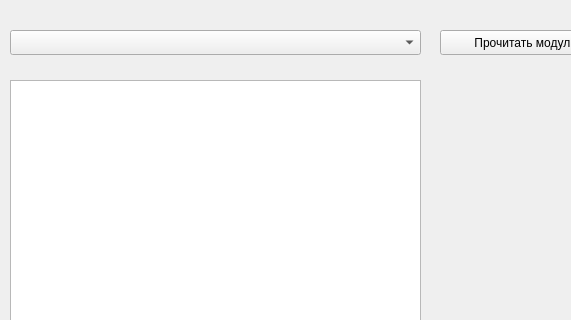
ualex90/SmartHomeRecovery, file src/qt/UI/UI_MainWin.ui: the form before one commit; both pictures show x 0 to 571 and y 0 to 320 of the 1168 by 769 pixel window.
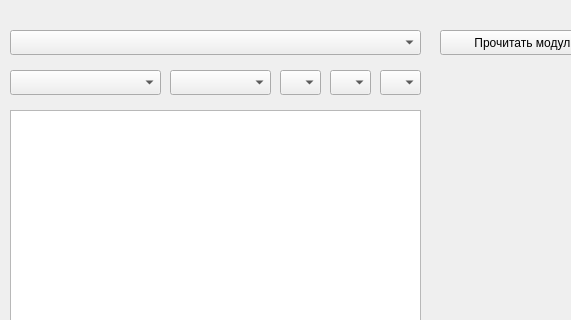
The form after the commit.

```diff
--- a/src/qt/UI/UI_MainWin.ui
+++ b/src/qt/UI/UI_MainWin.ui
@@ -28,9 +28,9 @@
     <property name="geometry">
      <rect>
       <x>10</x>
-      <y>80</y>
+      <y>110</y>
       <width>411</width>
-      <height>681</height>
+      <height>651</height>
      </rect>
     </property>
    </widget>
@@ -47,6 +47,56 @@
      <string>Прочитать модуль</string>
     </property>
    </widget>
+   <widget class="QComboBox" name="client_box">
+    <property name="geometry">
+     <rect>
+      <x>10</x>
+      <y>70</y>
+      <width>151</width>
+      <height>25</height>
+     </rect>
+    </property>
+   </widget>
+   <widget class="QComboBox" name="baud_rate_box">
+    <property name="geometry">
+     <rect>
+      <x>170</x>
+      <y>70</y>
+      <width>101</width>
+      <height>25</height>
+     </rect>
+    </property>
+   </widget>
+   <widget class="QComboBox" name="data_bit_box">
+    <property name="geometry">
+     <rect>
+      <x>280</x>
+      <y>70</y>
+      <width>41</width>
+      <height>25</height>
+     </rect>
+    </property>
+   </widget>
+   <widget class="QComboBox" name="parity_box">
+    <property name="geometry">
+     <rect>
+      <x>330</x>
+      <y>70</y>
+      <width>41</width>
+      <height>25</height>
+     </rect>
+    </property>
+   </widget>
+   <widget class="QComboBox" name="stop_bit_box">
+    <property name="geometry">
+     <rect>
+      <x>380</x>
+      <y>70</y>
+      <width>41</width>
+      <height>25</height>
+     </rect>
+    </property>
+   </widget>
   </widget>
  </widget>
  <resources/>
```
